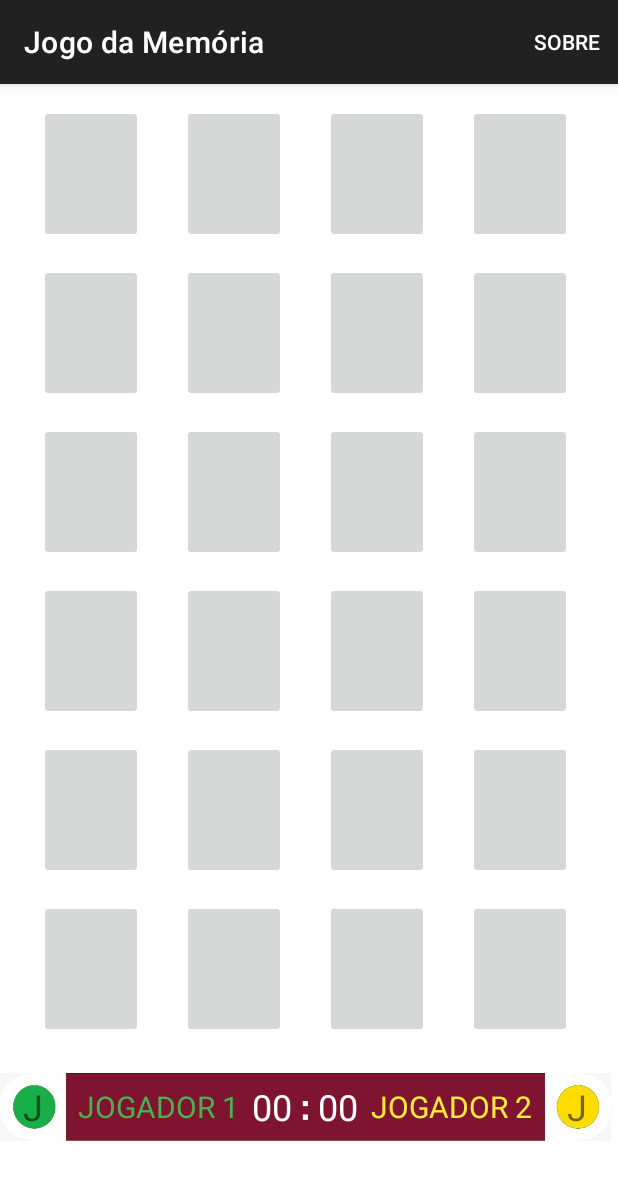
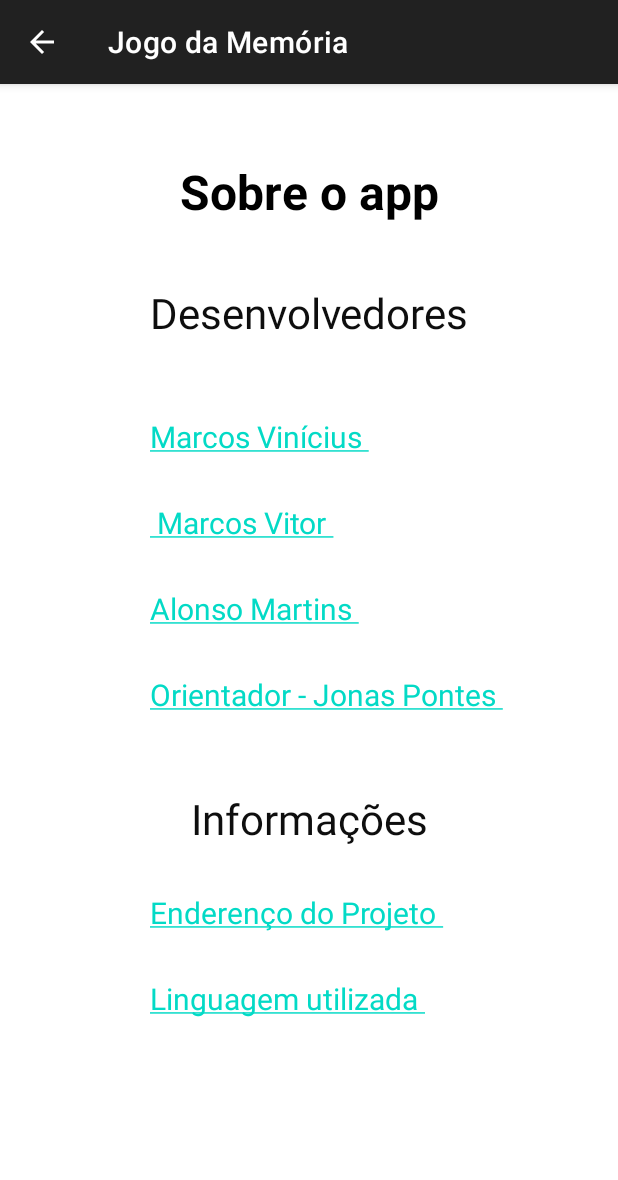
Before and after one commit to Solar-Software-Laboratory/Qatar-2022---Jogo-da-Mem-ria, an Android app: the screen it shows after launch (MainActivity before the commit, sobreActivity after it), after a tap on "SOBRE", on a phone screen of 412 x 824 dp. Shown: the top 1180 px of the screen. Run offline under Robolectric (Android 15) with nearby library versions, the phone set to English and light mode, and no system bars.

```diff
--- a/JogodaMemria/app/src/main/java/br/com/pontes/jogodamemria/MainActivity.java
+++ b/JogodaMemria/app/src/main/java/br/com/pontes/jogodamemria/MainActivity.java
@@ -5,6 +5,7 @@ import androidx.appcompat.app.AlertDialog;
 import androidx.appcompat.app.AppCompatActivity;
 
 import android.content.DialogInterface;
+import android.content.Intent;
 import android.os.Bundle;
 import android.os.Handler;
 import android.os.Looper;
@@ -40,9 +41,10 @@ public class MainActivity extends AppCompatActivity {
         super.onCreate(savedInstanceState);
         setContentView(R.layout.activity_main);
         this.concatenar();
-        mostrarOrientacoes();
+        //mostrarOrientacoes();
         this.virarCartas();
         this.desativarBotoes();
+        jogarNovosJogadores();
     }
 
     public void desvirarCarta(int i1, int i2){
@@ -200,13 +202,13 @@ public class MainActivity extends AppCompatActivity {
         return super.onCreateOptionsMenu(menu);
     }
 
-    public void mostrarOrientacoes(){
+/*    public void mostrarOrientacoes(){
         AlertDialog.Builder adb = new AlertDialog.Builder(this);
         adb.setTitle("Orientações aos jogadores");
-        /*String str = "1. Este jogo da memória tem como cartas 12 jogadores da Copa do Mundo de 2022.\n\n" +
+        *//*String str = "1. Este jogo da memória tem como cartas 12 jogadores da Copa do Mundo de 2022.\n\n" +
                 "2. Ele deve ser jogado entre dois jogadores, verde e amarelo.\n\n" +
                 "3. O jogador verde sempre começa a partida.\n\n" +
-                "4. Clique no botão JOGAR para iniciar uma partida ou em SAIR para encerrar o jogo.\n\n";*/
+                "4. Clique no botão JOGAR para iniciar uma partida ou em SAIR para encerrar o jogo.\n\n";*//*
         adb.setMessage(R.string.str_orientacoes);
         adb.setCancelable(false);
         adb.setPositiveButton("JOGAR", new DialogInterface.OnClickListener() {
@@ -223,7 +225,7 @@ public class MainActivity extends AppCompatActivity {
         });
         adb.create();
         adb.show();
-    }
+    }*/
 
     public void jogarNovamente(){
         this.reinicializar();
@@ -278,7 +280,10 @@ public class MainActivity extends AppCompatActivity {
     public boolean onOptionsItemSelected(@NonNull MenuItem item){
         switch (item.getItemId()){
             case R.id.item_sobre:
-                //chamar uma view que mostre os dados do aplicativo e dos desenvolvedores
+                Intent intent = new Intent(this, sobreActivity.class);
+                //onDestroy();
+                //finish();
+                startActivity(intent);
                 break;
         }
         return super.onOptionsItemSelected(item);
--- /dev/null
+++ b/JogodaMemria/app/src/main/java/br/com/pontes/jogodamemria/sobreActivity.java
@@ -0,0 +1,39 @@
+package br.com.pontes.jogodamemria;
+
+import androidx.appcompat.app.AppCompatActivity;
+
+import android.os.Bundle;
+import android.text.method.LinkMovementMethod;
+import android.widget.TextView;
+
+public class sobreActivity extends AppCompatActivity {
+
+    TextView tv_m_vinicius;
+    TextView tv_m_vitor;
+    TextView tv_alonso;
+    TextView tv_jonas;
+    TextView tv_projeto;
+    TextView tv_linguagem;
+
+    @Override
+    protected void onCreate(Bundle savedInstanceState) {
+        super.onCreate(savedInstanceState);
+        setContentView(R.layout.activity_sobre);
+        tv_m_vinicius = findViewById(R.id.tv_m_vinicius);
+        tv_m_vitor = findViewById(R.id.tv_m_vitor);
+        tv_alonso = findViewById(R.id.tv_alonso);
+        tv_jonas = findViewById(R.id.tv_jonas);
+        tv_projeto = findViewById(R.id.tv_projeto);
+        tv_linguagem = findViewById(R.id.tv_linguagem);
+        ativarLinks();
+    }
+
+    private void ativarLinks() {
+        tv_m_vinicius.setMovementMethod(LinkMovementMethod.getInstance());
+        tv_m_vitor.setMovementMethod(LinkMovementMethod.getInstance());
+        tv_alonso.setMovementMethod(LinkMovementMethod.getInstance());
+        tv_jonas.setMovementMethod(LinkMovementMethod.getInstance());
+        tv_projeto.setMovementMethod(LinkMovementMethod.getInstance());
+        tv_linguagem.setMovementMethod(LinkMovementMethod.getInstance());
+    }
+}
--- /dev/null
+++ b/JogodaMemria/app/src/main/res/layout/activity_sobre.xml
@@ -0,0 +1,117 @@
+<?xml version="1.0" encoding="utf-8"?>
+<androidx.constraintlayout.widget.ConstraintLayout xmlns:android="http://schemas.android.com/apk/res/android"
+    xmlns:app="http://schemas.android.com/apk/res-auto"
+    xmlns:tools="http://schemas.android.com/tools"
+    android:layout_width="match_parent"
+    android:layout_height="match_parent"
+    tools:context=".sobreActivity">
+
+    <TextView
+        android:id="@+id/tv_linguagem"
+        android:layout_width="wrap_content"
+        android:layout_height="wrap_content"
+        android:layout_marginStart="100dp"
+        android:layout_marginTop="30dp"
+        android:text="@string/srt_linguagem"
+        android:textColor="#141414"
+        android:textSize="20sp"
+        app:layout_constraintStart_toStartOf="parent"
+        app:layout_constraintTop_toBottomOf="@+id/tv_projeto" />
+
+    <TextView
+        android:id="@+id/textView8"
+        android:layout_width="wrap_content"
+        android:layout_height="wrap_content"
+        android:layout_marginTop="50dp"
+        android:text="Informações"
+        android:textColor="#0E0E0E"
+        android:textSize="28sp"
+        app:layout_constraintEnd_toEndOf="parent"
+        app:layout_constraintStart_toStartOf="parent"
+        app:layout_constraintTop_toBottomOf="@+id/tv_jonas" />
+
+    <TextView
+        android:id="@+id/tv_jonas"
+        android:layout_width="wrap_content"
+        android:layout_height="wrap_content"
+        android:layout_marginStart="100dp"
+        android:layout_marginTop="30dp"
+        android:text="@string/str_jonas"
+        android:textColor="#141414"
+        android:textSize="20sp"
+        app:layout_constraintStart_toStartOf="parent"
+        app:layout_constraintTop_toBottomOf="@+id/tv_alonso" />
+
+    <TextView
+        android:id="@+id/tv_projeto"
+        android:layout_width="wrap_content"
+        android:layout_height="wrap_content"
+        android:layout_marginStart="100dp"
+        android:layout_marginTop="30dp"
+        android:text="@string/str_projeto"
+        android:textColor="#141414"
+        android:textSize="20sp"
+        app:layout_constraintStart_toStartOf="parent"
+        app:layout_constraintTop_toBottomOf="@+id/textView8" />
+
+    <TextView
+        android:id="@+id/tv_alonso"
+        android:layout_width="wrap_content"
+        android:layout_height="wrap_content"
+        android:layout_marginStart="100dp"
+        android:layout_marginTop="30dp"
+        android:text="@string/str_alonso"
+        android:textColor="#141414"
+        android:textSize="20sp"
+        app:layout_constraintStart_toStartOf="parent"
+        app:layout_constraintTop_toBottomOf="@+id/tv_m_vitor" />
+
+    <TextView
+        android:id="@+id/tv_m_vitor"
+        android:layout_width="wrap_content"
+        android:layout_height="wrap_content"
+        android:layout_marginStart="100dp"
+        android:layout_marginTop="30dp"
+        android:text="@string/str_m_vitor"
+        android:textColor="#141414"
+        android:textSize="20sp"
+        app:layout_constraintStart_toStartOf="parent"
+        app:layout_constraintTop_toBottomOf="@+id/tv_m_vinicius" />
+
+    <TextView
+        android:id="@+id/textView4"
+        android:layout_width="wrap_content"
+        android:layout_height="wrap_content"
+        android:layout_marginTop="50dp"
+        android:text="Sobre o app"
+        android:textColor="#000000"
+        android:textSize="32sp"
+        android:textStyle="bold"
+        app:layout_constraintEnd_toEndOf="parent"
+        app:layout_constraintStart_toStartOf="parent"
+        app:layout_constraintTop_toTopOf="parent" />
+
+    <TextView
+        android:id="@+id/textView6"
+        android:layout_width="wrap_content"
+        android:layout_height="wrap_content"
+        android:layout_marginTop="40dp"
+        android:text="Desenvolvedores"
+        android:textColor="#0E0E0E"
+        android:textSize="28sp"
+        app:layout_constraintEnd_toEndOf="parent"
+        app:layout_constraintStart_toStartOf="parent"
+        app:layout_constraintTop_toBottomOf="@+id/textView4" />
+
+    <TextView
+        android:id="@+id/tv_m_vinicius"
+        android:layout_width="wrap_content"
+        android:layout_height="wrap_content"
+        android:layout_marginStart="100dp"
+        android:layout_marginTop="50dp"
+        android:text="@string/str_m_vinicius"
+        android:textColor="#141414"
+        android:textSize="20sp"
+        app:layout_constraintStart_toStartOf="parent"
+        app:layout_constraintTop_toBottomOf="@+id/textView6" />
+</androidx.constraintlayout.widget.ConstraintLayout>
--- a/JogodaMemria/app/src/main/res/values/strings.xml
+++ b/JogodaMemria/app/src/main/res/values/strings.xml
@@ -1,15 +1,21 @@
 <resources>
     <string name="app_name">Jogo da Memória</string>
-    <string name="str_orientacoes">"1. Este jogo da memória tem como cartas 12 jogadores da Copa do Mundo de 2022.\n\n"
-        "2. Ele deve ser jogado entre dois oponentes, verde e amarelo.\n\n"
-        "3. O jogador verde sempre começa a partida.\n\n"
-        "4. Clique no botão JOGAR para iniciar uma partida ou em SAIR para encerrar o jogo.\n\n"
+    <string name="str_orientacoes">1. Este jogo da memória tem como cartas 12 jogadores da Copa do Mundo de 2022.\n\n
+2. Ele deve ser jogado entre dois oponentes, verde e amarelo.\n\n
+3. O jogador verde sempre começa a partida.\n\n
+4. Clique no botão JOGAR para iniciar uma partida ou em SAIR para encerrar o jogo.\n
     </string>
-    <string name="informacoes">
-       Equipe\n\n
-        Desenvolvedorres:\n\
-        Marcos Vinícius\n
-        Marcos Vitor\n
-        Alonso Martins \n
+    <string name="informacoes">Marcos Vinícius\n
+Marcos Vitor\n
+Alonso Martins\n
+Orientador - Jonas Pontes\n
+endereço do projeto\n
+em qual linguagem foi desenvolvido\n
     </string>
+    <string name="str_m_vinicius"><a href="https://github.com/MarcosVini753">Marcos Vinícius </a></string>
+    <string name="str_m_vitor"><a href="https://github.com/MarcosVitor2005"> Marcos Vitor </a></string>
+    <string name="str_alonso"><a href="http://www.google.com">Alonso Martins </a></string>
+    <string name="str_jonas"><a href="http://www.google.com">Orientador - Jonas Pontes </a></string>
+    <string name="str_projeto"><a href="http://www.google.com">Enderenço do Projeto </a></string>
+    <string name="srt_linguagem"><a href="http://www.google.com">Linguagem utilizada </a></string>
 </resources>
```
Also changed, not shown: JogodaMemria/app/src/main/AndroidManifest.xml (+27 -2 lines), JogodaMemria/app/src/main/java/br/com/pontes/jogodamemria/infoActivity.java (added, +23 -0 lines), JogodaMemria/app/src/main/res/layout/activity_info.xml (added, +45 -0 lines).
